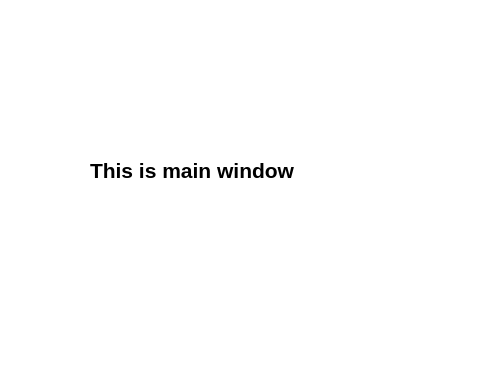
Qt form mainWindow/mainwindow.ui (BogdanKalysh/budget_manager_app) before a commit; both pictures show x 160 to 640 and y 0 to 375 of the 800 by 600 pixel window.
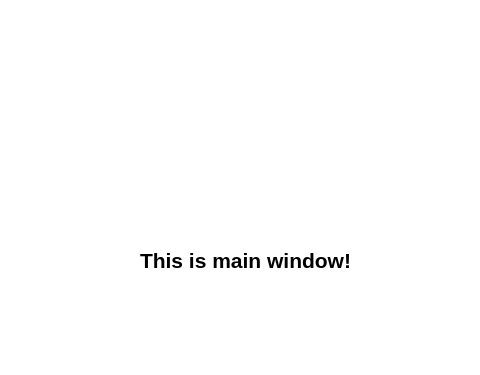
The same form after that commit.

Patch:
```diff
--- a/mainWindow/mainwindow.ui
+++ b/mainWindow/mainwindow.ui
@@ -20,8 +20,8 @@
    <widget class="QLabel" name="label">
     <property name="geometry">
      <rect>
-      <x>250</x>
-      <y>150</y>
+      <x>300</x>
+      <y>240</y>
       <width>251</width>
       <height>41</height>
      </rect>
@@ -37,7 +37,7 @@
      <string notr="true">color: rgb(0, 0, 0);</string>
     </property>
     <property name="text">
-     <string>This is main window</string>
+     <string>This is main window!</string>
     </property>
    </widget>
   </widget>
```
